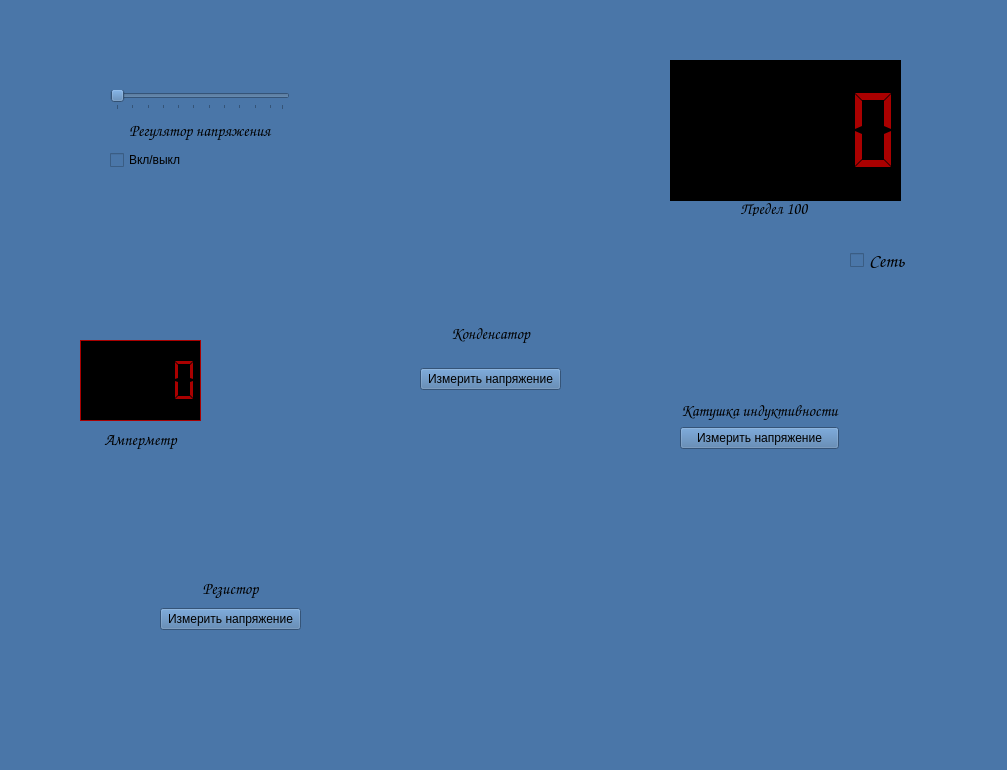
Qt form laba15.ui (doktorfish0078/SimulationOfLaboratoryWork) before a commit.
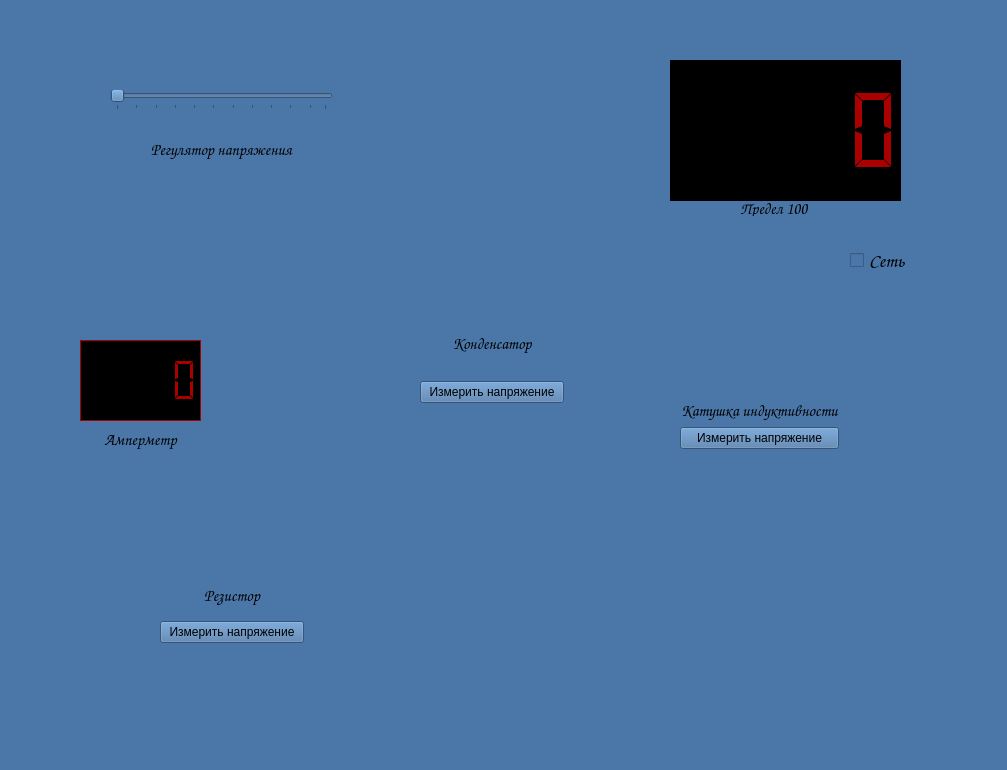
The same form after that commit. Icons and pictures are not drawn.

What changed in the file:
```diff
--- a/laba15.ui
+++ b/laba15.ui
@@ -96,8 +96,8 @@
      <rect>
       <x>420</x>
       <y>240</y>
-      <width>141</width>
-      <height>150</height>
+      <width>144</width>
+      <height>163</height>
      </rect>
     </property>
     <layout class="QVBoxLayout" name="verticalLayout_2">
@@ -247,8 +247,8 @@
      <rect>
       <x>160</x>
       <y>540</y>
-      <width>141</width>
-      <height>90</height>
+      <width>144</width>
+      <height>103</height>
      </rect>
     </property>
     <layout class="QVBoxLayout" name="verticalLayout_6">
@@ -408,8 +408,8 @@
      <rect>
       <x>110</x>
       <y>90</y>
-      <width>180</width>
-      <height>80</height>
+      <width>223</width>
+      <height>92</height>
      </rect>
     </property>
     <layout class="QVBoxLayout" name="verticalLayout_3">
@@ -459,13 +459,6 @@
        </property>
       </widget>
      </item>
-     <item>
-      <widget class="QCheckBox" name="checkPower">
-       <property name="text">
-        <string>Вкл/выкл</string>
-       </property>
-      </widget>
-     </item>
     </layout>
    </widget>
   </widget>
```
Left out of the diff: 7 changed lines with no effect on the pictures.
